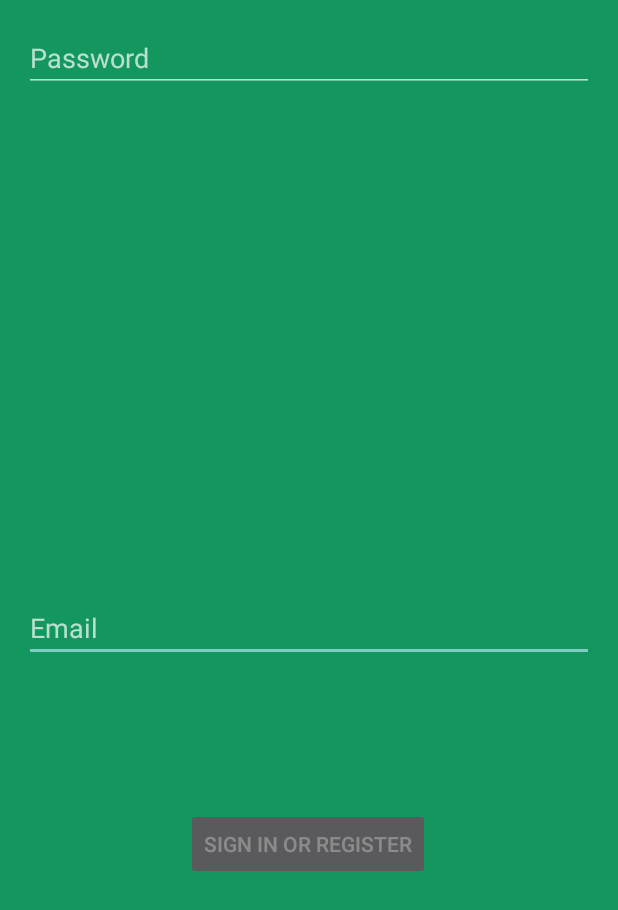
After one commit to KathrinKollegger/Gluko-Smart-App, an Android app: the layout activity_login.xml on its own in the app's theme, with its tools: preview values and no code run, on a phone screen of 412 x 824 dp. The commit adds this screen. Shown: the top 910 px of the screen. Run offline under Robolectric (Android 15) with nearby library versions, the phone set to English and light mode, and no system bars.

Commit message:
Login Basics probiert; funktioniert aber noch nicht nur Vorlage dirnnen

```diff
--- a/app/build.gradle
+++ b/app/build.gradle
@@ -35,6 +35,9 @@
     implementation 'androidx.appcompat:appcompat:1.5.1'
     implementation 'com.google.android.material:material:1.7.0'
     implementation 'androidx.constraintlayout:constraintlayout:2.1.4'
+    implementation 'androidx.annotation:annotation:1.3.0'
+    implementation 'androidx.lifecycle:lifecycle-livedata-ktx:2.4.1'
+    implementation 'androidx.lifecycle:lifecycle-viewmodel-ktx:2.4.1'
     testImplementation 'junit:junit:4.13.2'
     androidTestImplementation 'androidx.test.ext:junit:1.1.4'
     androidTestImplementation 'androidx.test.espresso:espresso-core:3.5.0'
--- /dev/null
+++ b/app/src/main/res/layout/activity_login.xml
@@ -0,0 +1,71 @@
+<?xml version="1.0" encoding="utf-8"?>
+<androidx.constraintlayout.widget.ConstraintLayout xmlns:android="http://schemas.android.com/apk/res/android"
+    xmlns:app="http://schemas.android.com/apk/res-auto"
+    xmlns:tools="http://schemas.android.com/tools"
+    android:id="@+id/container"
+    android:layout_width="match_parent"
+    android:layout_height="match_parent"
+    android:paddingLeft="@dimen/activity_horizontal_margin"
+    android:paddingTop="@dimen/activity_vertical_margin"
+    android:paddingRight="@dimen/activity_horizontal_margin"
+    android:paddingBottom="@dimen/activity_vertical_margin"
+    tools:context=".ui.login.LoginActivity"
+    android:background="#C60CB56C">
+
+    <EditText
+        android:id="@+id/et_svnr"
+        android:layout_width="0dp"
+        android:layout_height="wrap_content"
+        android:layout_marginTop="380dp"
+        android:hint="@string/prompt_email"
+        android:inputType="number"
+        android:selectAllOnFocus="true"
+        app:layout_constraintEnd_toEndOf="parent"
+        app:layout_constraintStart_toStartOf="parent"
+        app:layout_constraintTop_toTopOf="parent" />
+
+    <EditText
+        android:id="@+id/password"
+        android:layout_width="0dp"
+        android:layout_height="wrap_content"
+        android:autofillHints="@string/prompt_password"
+        android:hint="@string/prompt_password"
+        android:imeActionLabel="@string/action_sign_in_short"
+        android:imeOptions="actionDone"
+        android:inputType="textPassword"
+        android:selectAllOnFocus="true"
+        app:layout_constraintEnd_toEndOf="parent"
+        app:layout_constraintStart_toStartOf="parent"
+        tools:layout_editor_absoluteY="262dp" />
+
+    <Button
+        android:id="@+id/login"
+        android:layout_width="wrap_content"
+        android:layout_height="wrap_content"
+        android:layout_gravity="start"
+        android:layout_marginTop="16dp"
+        android:layout_marginBottom="64dp"
+        android:enabled="false"
+        android:text="@string/action_sign_in"
+        app:layout_constraintBottom_toBottomOf="parent"
+        app:layout_constraintEnd_toEndOf="parent"
+        app:layout_constraintHorizontal_bias="0.497"
+        app:layout_constraintStart_toStartOf="parent"
+        app:layout_constraintTop_toBottomOf="@+id/password"
+        app:layout_constraintVertical_bias="0.746" />
+
+    <ProgressBar
+        android:id="@+id/loading"
+        android:layout_width="wrap_content"
+        android:layout_height="wrap_content"
+        android:layout_gravity="center"
+        android:layout_marginTop="64dp"
+        android:layout_marginBottom="64dp"
+        android:visibility="gone"
+        app:layout_constraintBottom_toBottomOf="parent"
+        app:layout_constraintEnd_toEndOf="@+id/password"
+        app:layout_constraintStart_toStartOf="@+id/password"
+        app:layout_constraintTop_toTopOf="parent"
+        app:layout_constraintVertical_bias="0.3" />
+
+</androidx.constraintlayout.widget.ConstraintLayout>
--- a/app/src/main/res/values-land/dimens.xml
+++ b/app/src/main/res/values-land/dimens.xml
@@ -1,4 +1,5 @@
 <resources>
     <dimen name="fab_margin">48dp</dimen>
     <dimen name="text_margin">48dp</dimen>
+    <dimen name="activity_horizontal_margin">48dp</dimen>
 </resources>
--- a/app/src/main/res/values-w1240dp/dimens.xml
+++ b/app/src/main/res/values-w1240dp/dimens.xml
@@ -1,3 +1,4 @@
 <resources>
     <dimen name="fab_margin">200dp</dimen>
+    <dimen name="activity_horizontal_margin">200dp</dimen>
 </resources>
--- a/app/src/main/res/values-w600dp/dimens.xml
+++ b/app/src/main/res/values-w600dp/dimens.xml
@@ -1,4 +1,5 @@
 <resources>
     <dimen name="fab_margin">48dp</dimen>
     <dimen name="text_margin">48dp</dimen>
+    <dimen name="activity_horizontal_margin">48dp</dimen>
 </resources>
--- a/app/src/main/res/values/dimens.xml
+++ b/app/src/main/res/values/dimens.xml
@@ -2,4 +2,7 @@
     <dimen name="app_bar_height">180dp</dimen>
     <dimen name="fab_margin">16dp</dimen>
     <dimen name="text_margin">16dp</dimen>
+    <!-- Default screen margins, per the Android Design guidelines. -->
+    <dimen name="activity_horizontal_margin">16dp</dimen>
+    <dimen name="activity_vertical_margin">16dp</dimen>
 </resources>
--- a/app/src/main/res/values/strings.xml
+++ b/app/src/main/res/values/strings.xml
@@ -95,4 +95,13 @@
     <string name="tab_text_1">Tab 1</string>
     <string name="tab_text_2">Tab 2</string>
     <string name="title_activity_user_manual2">UserManual2</string>
+    <string name="title_activity_login">Login</string>
+    <string name="prompt_email">Email</string>
+    <string name="prompt_password">Password</string>
+    <string name="action_sign_in">Sign in or register</string>
+    <string name="action_sign_in_short">Sign in</string>
+    <string name="welcome">"Welcome !"</string>
+    <string name="invalid_username">Not a valid username</string>
+    <string name="invalid_password">Password must be >5 characters</string>
+    <string name="login_failed">"Login failed"</string>
 </resources>
```
Also changed, not shown: app/src/main/AndroidManifest.xml (+9 -5 lines), app/src/main/java/com/example/gluko_smart/data/LoginDataSource.java (added, +29 -0 lines), app/src/main/java/com/example/gluko_smart/data/LoginRepository.java (added, +54 -0 lines), app/src/main/java/com/example/gluko_smart/data/Result.java (added, +48 -0 lines), app/src/main/java/com/example/gluko_smart/data/model/LoggedInUser.java (added, +23 -0 lines), app/src/main/java/com/example/gluko_smart/ui/login/LoggedInUserView.java (added, +17 -0 lines), app/src/main/java/com/example/gluko_smart/ui/login/Login.java (added, +136 -0 lines), app/src/main/java/com/example/gluko_smart/ui/login/LoginFormState.java (added, +40 -0 lines), app/src/main/java/com/example/gluko_smart/ui/login/LoginResult.java (added, +31 -0 lines), app/src/main/java/com/example/gluko_smart/ui/login/LoginViewModel.java (added, +70 -0 lines), app/src/main/java/com/example/gluko_smart/ui/login/LoginViewModelFactory.java (added, +26 -0 lines), app/src/main/res/layout-w1240dp/content_scrolling.xml (deleted, +0 -18 lines), app/src/main/res/layout-w936dp/content_scrolling.xml (deleted, +0 -24 lines).
